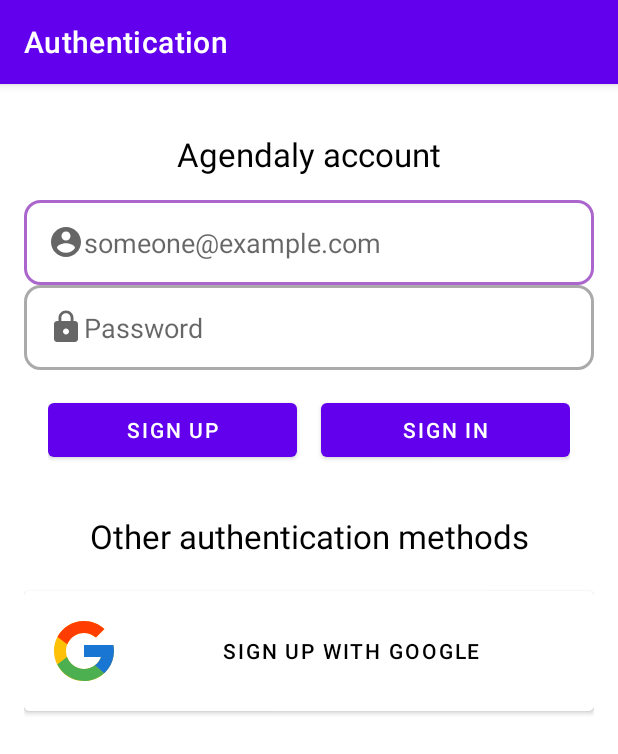
After one commit to meluchoMZ/PSApp, an Android app: the AuthenticationActivity screen opened directly, with no data from a screen before it, on a phone screen of 412 x 824 dp. The commit adds this screen. Shown: the top 754 px of the screen. Run offline under Robolectric (Android 15) with nearby library versions, the phone set to English and light mode, and no system bars; our stand-ins replace Firebase (no records; nobody signed in at launch, a user with empty details on screens opened directly).

Commit message:
[feature/authentication] - Added authentication by google and agendaly account

```diff
--- a/Agendaly/app/build.gradle
+++ b/Agendaly/app/build.gradle
@@ -1,5 +1,6 @@
 plugins {
     id 'com.android.application'
+    id 'com.google.gms.google-services'
 }
 
 android {
@@ -32,7 +33,10 @@ dependencies {
     implementation 'androidx.appcompat:appcompat:1.3.1'
     implementation 'com.google.android.material:material:1.4.0'
     implementation 'androidx.constraintlayout:constraintlayout:2.1.1'
+    implementation 'com.google.firebase:firebase-auth:20.0.4'
+    implementation 'com.google.android.gms:play-services-auth:19.0.0'
     testImplementation 'junit:junit:4.+'
     androidTestImplementation 'androidx.test.ext:junit:1.1.3'
     androidTestImplementation 'androidx.test.espresso:espresso-core:3.4.0'
+    implementation platform('com.google.firebase:firebase-bom:28.4.2')
 }
--- a/Agendaly/app/src/main/AndroidManifest.xml
+++ b/Agendaly/app/src/main/AndroidManifest.xml
@@ -18,6 +18,8 @@
                 <category android:name="android.intent.category.LAUNCHER" />
             </intent-filter>
         </activity>
+        <activity android:name=".AuthenticationActivity" />
+        <activity android:name=".AuthTestActivity" />
     </application>
 
 </manifest>
--- /dev/null
+++ b/Agendaly/app/src/main/res/drawable/account_circle.xml
@@ -0,0 +1,10 @@
+<vector xmlns:android="http://schemas.android.com/apk/res/android"
+    android:width="24dp"
+    android:height="24dp"
+    android:viewportWidth="24"
+    android:viewportHeight="24"
+    android:tint="?attr/colorControlNormal">
+  <path
+      android:fillColor="@android:color/white"
+      android:pathData="M12,2C6.48,2 2,6.48 2,12s4.48,10 10,10 10,-4.48 10,-10S17.52,2 12,2zM12,5c1.66,0 3,1.34 3,3s-1.34,3 -3,3 -3,-1.34 -3,-3 1.34,-3 3,-3zM12,19.2c-2.5,0 -4.71,-1.28 -6,-3.22 0.03,-1.99 4,-3.08 6,-3.08 1.99,0 5.97,1.09 6,3.08 -1.29,1.94 -3.5,3.22 -6,3.22z"/>
+</vector>
--- /dev/null
+++ b/Agendaly/app/src/main/res/drawable/et_wrappers.xml
@@ -0,0 +1,19 @@
+<?xml version="1.0" encoding="utf-8"?>
+<selector xmlns:android="http://schemas.android.com/apk/res/android">
+    <!-- when on focus -->
+    <item android:state_enabled="true" android:state_focused="true">
+        <shape android:shape="rectangle">
+            <solid android:color="@android:color/background_light" />
+            <corners android:radius="10dp" />
+            <stroke android:color="@android:color/holo_purple" android:width="2dp" />
+        </shape>
+    </item>
+    <!-- when out of focus -->
+    <item android:state_enabled="true" >
+        <shape android:shape="rectangle">
+            <solid android:color="@android:color/background_light" />
+            <corners android:radius="10dp" />
+            <stroke android:color="@android:color/darker_gray" android:width="2dp" />
+        </shape>
+    </item>
+</selector>
--- /dev/null
+++ b/Agendaly/app/src/main/res/drawable/ic_icons8_google.xml
@@ -0,0 +1,18 @@
+<vector xmlns:android="http://schemas.android.com/apk/res/android"
+    android:width="48dp"
+    android:height="48dp"
+    android:viewportWidth="48"
+    android:viewportHeight="48">
+  <path
+      android:pathData="M43.611,20.083H42V20H24v8h11.303c-1.649,4.657 -6.08,8 -11.303,8c-6.627,0 -12,-5.373 -12,-12c0,-6.627 5.373,-12 12,-12c3.059,0 5.842,1.154 7.961,3.039l5.657,-5.657C34.046,6.053 29.268,4 24,4C12.955,4 4,12.955 4,24c0,11.045 8.955,20 20,20c11.045,0 20,-8.955 20,-20C44,22.659 43.862,21.35 43.611,20.083z"
+      android:fillColor="#FFC107"/>
+  <path
+      android:pathData="M6.306,14.691l6.571,4.819C14.655,15.108 18.961,12 24,12c3.059,0 5.842,1.154 7.961,3.039l5.657,-5.657C34.046,6.053 29.268,4 24,4C16.318,4 9.656,8.337 6.306,14.691z"
+      android:fillColor="#FF3D00"/>
+  <path
+      android:pathData="M24,44c5.166,0 9.86,-1.977 13.409,-5.192l-6.19,-5.238C29.211,35.091 26.715,36 24,36c-5.202,0 -9.619,-3.317 -11.283,-7.946l-6.522,5.025C9.505,39.556 16.227,44 24,44z"
+      android:fillColor="#4CAF50"/>
+  <path
+      android:pathData="M43.611,20.083H42V20H24v8h11.303c-0.792,2.237 -2.231,4.166 -4.087,5.571c0.001,-0.001 0.002,-0.001 0.003,-0.002l6.19,5.238C36.971,39.205 44,34 44,24C44,22.659 43.862,21.35 43.611,20.083z"
+      android:fillColor="#1976D2"/>
+</vector>
--- /dev/null
+++ b/Agendaly/app/src/main/res/drawable/lock_icon.xml
@@ -0,0 +1,10 @@
+<vector xmlns:android="http://schemas.android.com/apk/res/android"
+    android:width="24dp"
+    android:height="24dp"
+    android:viewportWidth="24"
+    android:viewportHeight="24"
+    android:tint="?attr/colorControlNormal">
+  <path
+      android:fillColor="@android:color/white"
+      android:pathData="M18,8h-1L17,6c0,-2.76 -2.24,-5 -5,-5S7,3.24 7,6v2L6,8c-1.1,0 -2,0.9 -2,2v10c0,1.1 0.9,2 2,2h12c1.1,0 2,-0.9 2,-2L20,10c0,-1.1 -0.9,-2 -2,-2zM12,17c-1.1,0 -2,-0.9 -2,-2s0.9,-2 2,-2 2,0.9 2,2 -0.9,2 -2,2zM15.1,8L8.9,8L8.9,6c0,-1.71 1.39,-3.1 3.1,-3.1 1.71,0 3.1,1.39 3.1,3.1v2z"/>
+</vector>
--- /dev/null
+++ b/Agendaly/app/src/main/res/layout/authentication_activity.xml
@@ -0,0 +1,73 @@
+<?xml version="1.0" encoding="utf-8"?>
+<LinearLayout xmlns:android="http://schemas.android.com/apk/res/android"
+    xmlns:tools="http://schemas.android.com/tools"
+    android:id="@+id/auth_layout"
+    android:layout_width="match_parent"
+    android:layout_height="match_parent"
+    android:padding="16dp"
+    android:orientation="vertical" >
+    <TextView
+        android:layout_width="match_parent"
+        android:layout_height="wrap_content"
+        android:textSize="22sp"
+        android:textColor="@color/black"
+        android:gravity="center"
+        android:padding="16dp"
+        android:text="@string/auth_user_tv" />
+    <EditText
+        android:id="@+id/email_tv"
+        android:layout_width="match_parent"
+        android:layout_height="wrap_content"
+        android:inputType="textEmailAddress"
+        android:hint="@string/email_et_hint"
+        android:padding="16dp"
+        android:background="@drawable/et_wrappers"
+        android:drawableLeft="@drawable/account_circle"/>
+    <EditText
+        android:id="@+id/passwd_tv"
+        android:layout_width="match_parent"
+        android:layout_height="wrap_content"
+        android:inputType="textPassword"
+        android:hint="@string/password_et_hint"
+        android:padding="16dp"
+        android:background="@drawable/et_wrappers"
+        android:drawableLeft="@drawable/lock_icon"/>
+    <LinearLayout
+        android:layout_width="match_parent"
+        android:layout_height="wrap_content"
+        android:orientation="horizontal"
+        android:padding="16dp"
+        android:layout_gravity="center_horizontal" >
+        <Button
+            android:id="@+id/sign_up_button"
+            android:layout_width="0dp"
+            android:layout_height="wrap_content"
+            android:layout_weight="1"
+            android:layout_marginRight="8dp"
+            android:text="@string/sign_up_button_text"/>
+        <Button
+            android:id="@+id/sign_in_button"
+            android:layout_width="0dp"
+            android:layout_height="wrap_content"
+            android:layout_weight="1"
+            android:layout_marginLeft="8dp"
+            android:text="@string/sign_in_button_text"/>
+    </LinearLayout>
+    <TextView
+        android:layout_width="match_parent"
+        android:layout_height="wrap_content"
+        android:textSize="22sp"
+        android:textColor="@color/black"
+        android:gravity="center"
+        android:padding="16dp"
+        android:text="@string/oauth_text" />
+    <Button
+        android:id="@+id/google_button"
+        android:layout_width="match_parent"
+        android:layout_height="wrap_content"
+        android:text="@string/google_auth_button_text"
+        android:textColor="@color/black"
+        android:backgroundTint="@android:color/white"
+        android:padding="16dp"
+        android:drawableLeft="@drawable/ic_icons8_google"/>
+</LinearLayout>
--- a/Agendaly/app/src/main/res/values/strings.xml
+++ b/Agendaly/app/src/main/res/values/strings.xml
@@ -1,4 +1,20 @@
 <resources>
     <string name="app_name">Agendaly</string>
     <string name="feature_launcher_string">Use me to launch your feature</string>
+    <string name="shared_preferences_file">usr_shared_preferences</string>
+    <string name="auth_title">Authentication</string>
+    <string name="sign_up_button_text">Sign up</string>
+    <string name="sign_in_button_text">Sign in</string>
+    <string name="auth_user_tv">Agendaly account</string>
+    <string name="email_et_hint">someone@example.com</string>
+    <string name="password_et_hint">Password</string>
+    <string name="google_auth_button_text">Sign up with Google</string>
+    <string name="oauth_text">Other authentication methods</string>
+    <string name="error_empty_email">Enter email address</string>
+    <string name="error_empty_password">Enter password</string>
+    <string name="error_invalid_email">Invalid email address</string>
+    <string name="auth_error_dialog_title">Authentication error</string>
+    <string name="auth_error_dialog_button">Ok</string>
+    <string name="sign_out_button_text">Sign out</string>
+    <string name="automatic_signin_dialog">Attempting to sign in ...</string>
 </resources>
--- a/Agendaly/build.gradle
+++ b/Agendaly/build.gradle
@@ -6,7 +6,7 @@ buildscript {
     }
     dependencies {
         classpath "com.android.tools.build:gradle:7.0.2"
-
+        classpath 'com.google.gms:google-services:4.3.10'
         // NOTE: Do not place your application dependencies here; they belong
         // in the individual module build.gradle files
     }
```
Also changed, not shown: Agendaly/app/src/main/java/es/udc/psi/agendaly/AuthTestActivity.java (added, +71 -0 lines), Agendaly/app/src/main/java/es/udc/psi/agendaly/AuthenticationActivity.java (added, +217 -0 lines), Agendaly/app/src/main/java/es/udc/psi/agendaly/MainActivity.java (+12 -1 lines), Agendaly/app/src/main/java/es/udc/psi/agendaly/Utils.java (added, +88 -0 lines), Agendaly/app/src/main/res/layout/authtest_activity.xml (added, +19 -0 lines), 1 other file.
